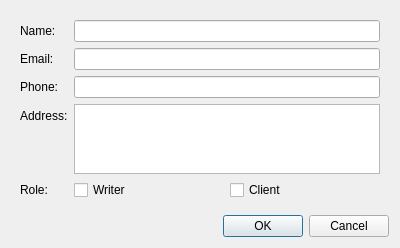
This is ccreatecontactdialog.ui in lazin87/KotkaSource as Qt 5 draws it before an edit. The edited form follows.
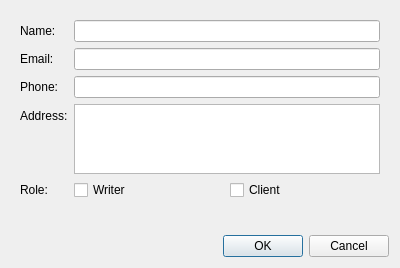
This is the edited form.

Commit message: add errorLables to ccreatecontactdialog class

```diff
--- a/ccreatecontactdialog.ui
+++ b/ccreatecontactdialog.ui
@@ -103,6 +103,13 @@
      </layout>
     </widget>
    </item>
+   <item>
+    <widget class="QLabel" name="errorLabel">
+     <property name="text">
+      <string/>
+     </property>
+    </widget>
+   </item>
    <item>
     <widget class="QDialogButtonBox" name="buttonBox">
      <property name="orientation">
```
The commit also changes 3 other files.
